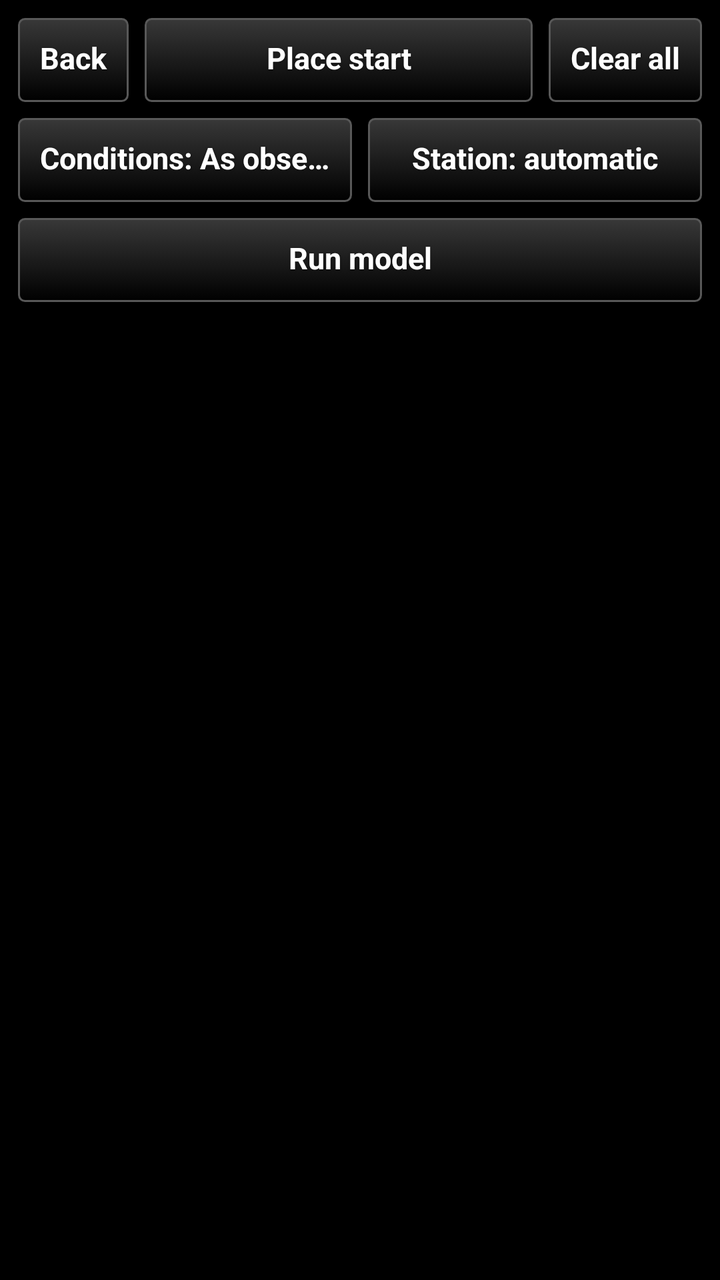
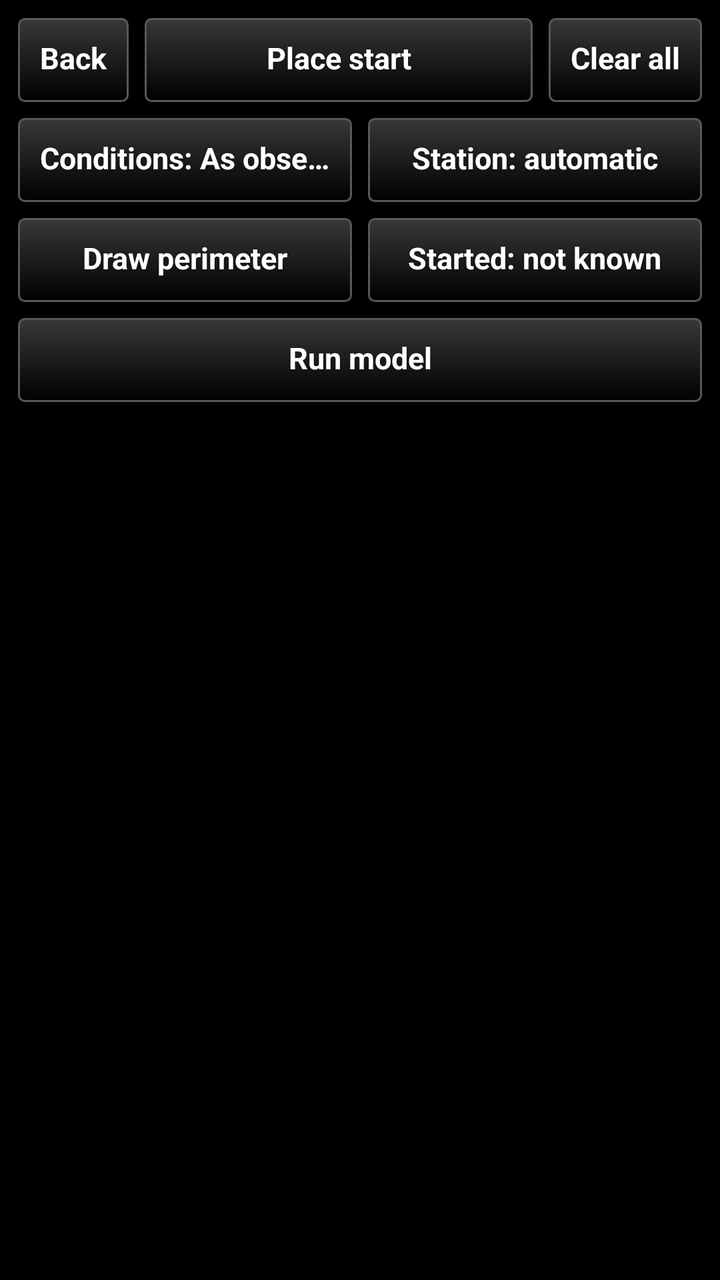

Compare the two renders of this Android layout. The source of the first and the diff that turns it into the second are given below.
<!-- AndroidManifest.xml: application theme AppTheme -->
<!-- res/layout/model_panel.xml -->
<?xml version="1.0" encoding="utf-8"?>
<LinearLayout xmlns:android="http://schemas.android.com/apk/res/android"
    android:layout_width="match_parent"
    android:layout_height="match_parent"
    android:orientation="vertical"
    android:padding="8dp">
    <LinearLayout
        android:layout_width="match_parent"
        android:layout_height="wrap_content"
        android:orientation="horizontal"
        android:baselineAligned="false">
        <Button
            android:id="@+id/btn_back"
            style="@style/TakwerxButton"
            android:layout_width="wrap_content"
            android:layout_height="wrap_content"
            android:text="Back" />
        <Button
            android:id="@+id/btn_place"
            style="@style/TakwerxButton"
            android:layout_width="0dp"
            android:layout_weight="1"
            android:layout_height="wrap_content"
            android:layout_marginLeft="6dp"
            android:text="Place start" />
        <Button
            android:id="@+id/btn_clear"
            style="@style/TakwerxButton"
            android:layout_width="wrap_content"
            android:layout_height="wrap_content"
            android:layout_marginLeft="6dp"
            android:text="Clear all" />
    </LinearLayout>
    <LinearLayout
        android:layout_width="match_parent"
        android:layout_height="wrap_content"
        android:orientation="horizontal"
        android:baselineAligned="false"
        android:paddingTop="6dp">
        <Button
            android:id="@+id/btn_conditions"
            style="@style/TakwerxButton"
            android:layout_width="0dp"
            android:layout_weight="1"
            android:layout_height="wrap_content"
            android:text="Conditions: As observed" />
        <Button
            android:id="@+id/btn_station"
            style="@style/TakwerxButton"
            android:layout_width="0dp"
            android:layout_weight="1"
            android:layout_height="wrap_content"
            android:layout_marginLeft="6dp"
            android:text="Station: automatic" />
    </LinearLayout>
    <Button
        android:id="@+id/btn_run"
        style="@style/TakwerxButton"
        android:layout_width="match_parent"
        android:layout_height="wrap_content"
        android:layout_marginTop="6dp"
        android:text="Run model" />
    <ScrollView
        android:layout_width="match_parent"
        android:layout_height="0dp"
        android:layout_weight="1"
        android:focusableInTouchMode="true"
        android:descendantFocusability="beforeDescendants">
        <LinearLayout
            android:id="@+id/model_body"
            android:layout_width="match_parent"
            android:layout_height="wrap_content"
            android:orientation="vertical"
            android:paddingBottom="12dp" />
    </ScrollView>
</LinearLayout>
<!-- resources referenced by this layout -->
<resources>
  <style name="TakwerxButton" parent="@style/darkButton">
          <item name="android:paddingLeft">12dp</item>
          <item name="android:paddingRight">12dp</item>
          <item name="android:paddingTop">6dp</item>
          <item name="android:paddingBottom">8dp</item>
          <item name="android:minHeight">44dp</item>
          <item name="android:minWidth">0dp</item>
          <item name="android:textSize">15sp</item>
          <item name="android:singleLine">true</item>
          <item name="android:ellipsize">end</item>
      </style>
  <style name="AppTheme" parent="@android:style/Theme.Holo">
          <item name="android:buttonStyle">@android:style/Widget.Button</item>
          <item name="android:imageButtonStyle">@android:style/Widget.Button</item>
          <item name="android:buttonStyleToggle">@android:style/Widget.Button</item>
          <item name="android:spinnerStyle">@style/ATAKSpinner</item>
          <item name="android:spinnerItemStyle">@style/ATAKSpinnerItem</item>
          <item name="android:editTextStyle">@style/ATAKEditText</item>
      </style>
  <style name="darkButton" parent="@android:style/Widget.Button">
          <item name="android:background">@drawable/btn_gray</item>
          <item name="android:shadowColor">@color/darker_gray</item>
          <item name="android:shadowDy">1</item>
          <item name="android:shadowRadius">2</item>
          <item name="android:textColor">@color/white</item>
          <item name="android:textStyle">bold</item>
          <item name="android:paddingTop">0dp</item>
          <item name="android:paddingBottom">3dp</item>
          <item name="android:textSize">@dimen/fontSize</item>
      </style>
  <style name="ATAKSpinner" parent="@android:style/Widget.Spinner">
          <item name="android:spinnerMode">dialog</item>
      </style>
  <style name="ATAKSpinnerItem">
          <item name="android:textColor">@android:color/white</item>
          <item name="android:dropDownVerticalOffset">0dip</item>
          <item name="android:dropDownHorizontalOffset">0dip</item>
          <item name="android:dropDownWidth">wrap_content</item>
          <item name="android:gravity">left|center_vertical</item>
      </style>
  <style name="ATAKEditText" parent="@android:style/Widget.EditText">
          
          
  
          
          <item name="android:imeOptions">flagNoFullscreen</item>
      </style>
  <color name="darker_gray">#121212</color>
  <color name="white">#ffffff</color>
  <dimen name="fontSize">14sp</dimen>
  <!-- drawable new_dark_button_disabled (drawable) -->
  <?xml version="1.0" encoding="utf-8"?>
  <layer-list xmlns:android="http://schemas.android.com/apk/res/android">
      <item android:bottom="1dp" android:right="1dp" android:left="1dp" android:top="1dp">
          <shape android:shape="rectangle">
              <corners android:radius="3dp" />
              <stroke
                  android:width="1dp"
                  android:color="#484848" />
              <solid android:color="#484848" />
          </shape>
      </item>
  </layer-list>
  <!-- drawable new_dark_button_bg (drawable) -->
  <?xml version="1.0" encoding="utf-8"?>
  <layer-list xmlns:android="http://schemas.android.com/apk/res/android">
      <item android:bottom="1dp" android:right="1dp" android:left="1dp" android:top="1dp">
          <shape android:shape="rectangle">
              <corners android:radius="3dp" />
              <stroke
                  android:width="1dp"
                  android:color="#585858" />
              <gradient
                  android:startColor="#000000"
                  android:endColor="#383838"
                  android:angle="90"/>
          </shape>
      </item>
  </layer-list>
  <!-- unchanged entries left out for length: 2 -->
</resources>

<!-- the commit's change to res/layout/model_panel.xml (unified diff, before → after) -->
@@ -53,6 +53,28 @@
             android:layout_marginLeft="6dp"
             android:text="Station: automatic" />
     </LinearLayout>
+    <LinearLayout
+        android:layout_width="match_parent"
+        android:layout_height="wrap_content"
+        android:orientation="horizontal"
+        android:baselineAligned="false"
+        android:paddingTop="6dp">
+        <Button
+            android:id="@+id/btn_perimeter"
+            style="@style/TakwerxButton"
+            android:layout_width="0dp"
+            android:layout_weight="1"
+            android:layout_height="wrap_content"
+            android:text="Draw perimeter" />
+        <Button
+            android:id="@+id/btn_started"
+            style="@style/TakwerxButton"
+            android:layout_width="0dp"
+            android:layout_weight="1"
+            android:layout_height="wrap_content"
+            android:layout_marginLeft="6dp"
+            android:text="Started: not known" />
+    </LinearLayout>
     <Button
         android:id="@+id/btn_run"
         style="@style/TakwerxButton"
